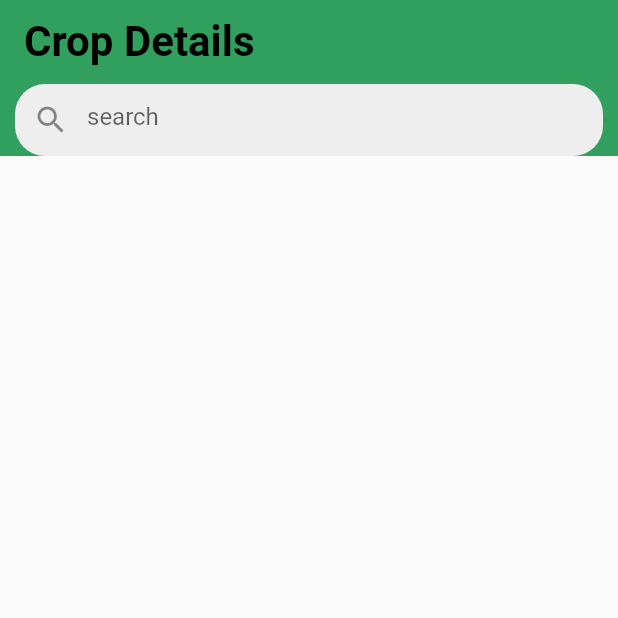
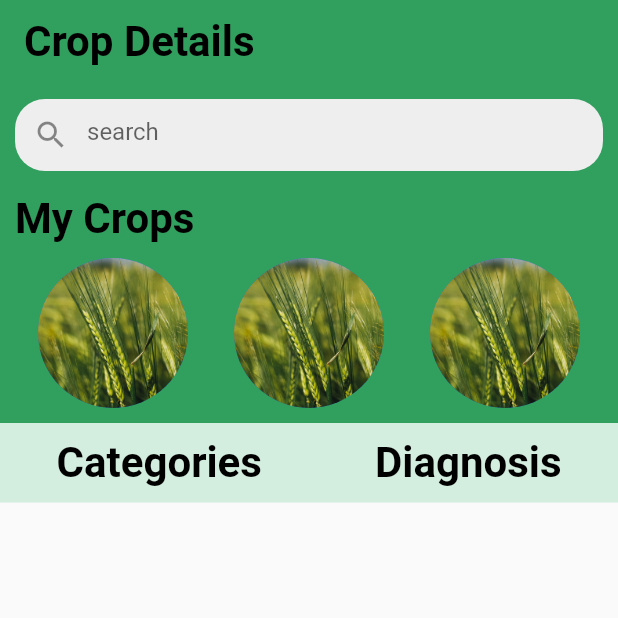
Before and after one commit to robinson1505/agro, a Flutter app: the screen it shows after launch, on a phone screen of 412 x 824 dp, the top half of it. Run offline on Flutter 3.47's test engine with Material 2 defaults, Android fonts, the phone set to English and light mode, and no system bars.

Commit message:
finishing app bar

```diff
--- a/agro/lib/app/view/screen/home_screen.dart
+++ b/agro/lib/app/view/screen/home_screen.dart
@@ -20,7 +20,35 @@ class HomeScreen extends StatelessWidget {
           ),
         ),
         body: ListView(
-          children: const [MyCropSearch()],
+          children: [
+            const MyCropSearch(),
+            Container(
+              alignment: Alignment.center,
+              padding: const EdgeInsets.symmetric(vertical: 10),
+              color: const Color.fromRGBO(211, 237, 223, 1),
+              child: Row(
+                mainAxisAlignment: MainAxisAlignment.spaceAround,
+                children: const [
+                  Text(
+                    "Categories",
+                    style: TextStyle(
+                      fontSize: 28,
+                      fontWeight: FontWeight.bold,
+                      color: Colors.black,
+                    ),
+                  ),
+                  Text(
+                    "Diagnosis",
+                    style: TextStyle(
+                      fontSize: 28,
+                      fontWeight: FontWeight.bold,
+                      color: Colors.black,
+                    ),
+                  ),
+                ],
+              ),
+            )
+          ],
         ));
   }
 }
--- a/agro/lib/app/view/widget/my_crop_search.dart
+++ b/agro/lib/app/view/widget/my_crop_search.dart
@@ -6,7 +6,7 @@ class MyCropSearch extends StatelessWidget {
   @override
   Widget build(BuildContext context) {
     return Container(
-      padding: const EdgeInsets.symmetric(horizontal: 10),
+      padding: const EdgeInsets.symmetric(horizontal: 10,vertical: 10),
       color: const Color.fromRGBO(
         49,
         160,
@@ -30,7 +30,44 @@ class MyCropSearch extends StatelessWidget {
                 hintText: 'search',
               ),
             ),
-          )
+          ),
+          const SizedBox(
+            height: 15,
+          ),
+          const Text(
+            "My Crops",
+            style: TextStyle(
+              fontSize: 28,
+              fontWeight: FontWeight.bold,
+              color: Colors.black,
+            ),
+          ),
+          const SizedBox(
+            height: 10,
+          ),
+          Row(
+            children: const [
+              Expanded(
+                child: CircleAvatar(
+                  radius: 50,
+                  backgroundImage: AssetImage('assets/images/background.jpeg'),
+                ),
+              ),
+              Expanded(
+                child: CircleAvatar(
+                  radius: 50,
+                  backgroundImage: AssetImage('assets/images/background.jpeg'),
+                ),
+              ),
+              Expanded(
+                child: CircleAvatar(
+                  radius: 50,
+                  backgroundImage: AssetImage('assets/images/background.jpeg'),
+                ),
+              ),
+            ],
+          ),
+
         ],
       ),
     );
```
